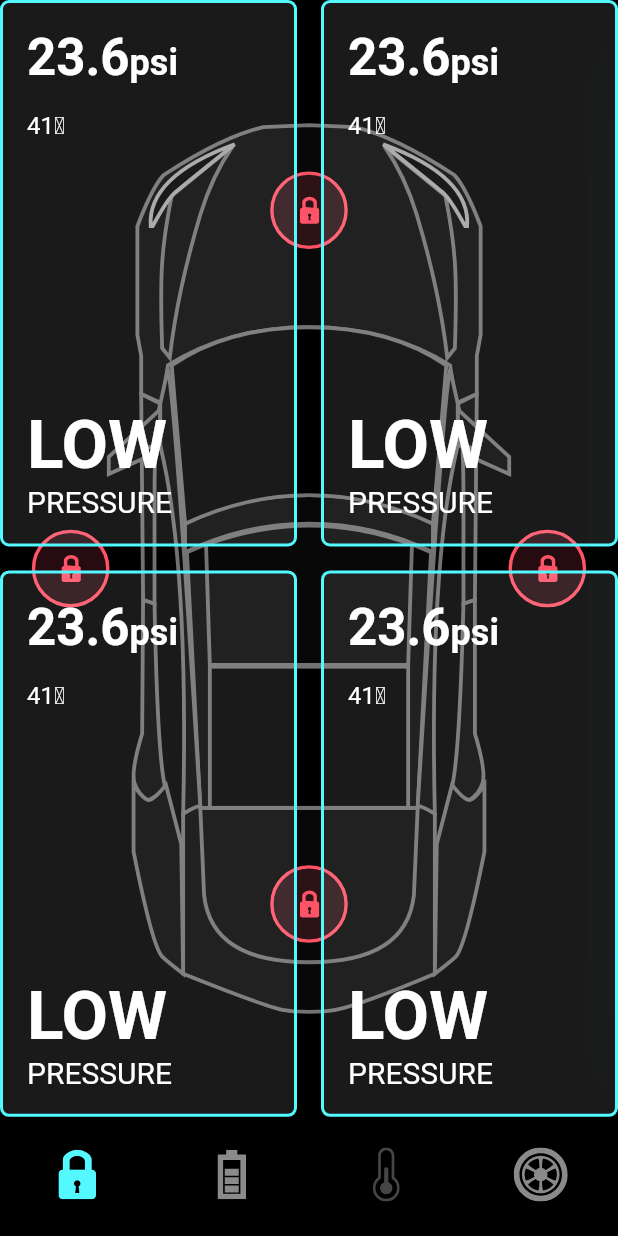
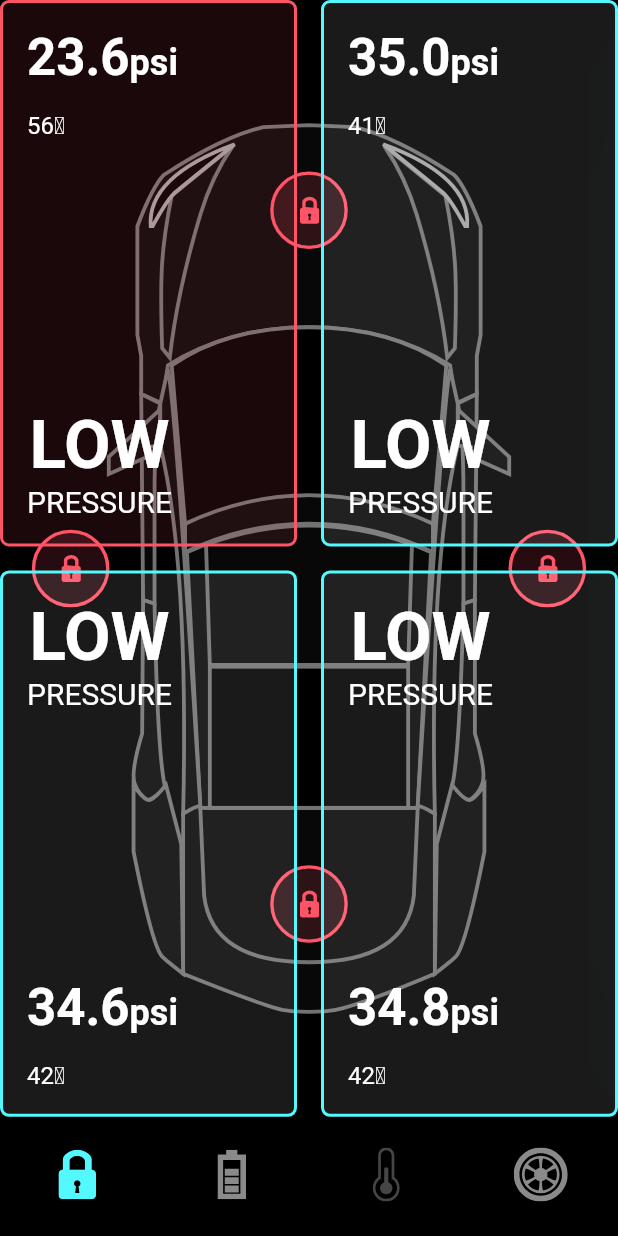
Before and after one commit to AdrianoEdu/Tesla-Animation-Flutter, a Flutter app: the screen it shows after launch, on a phone screen of 412 x 824 dp. Run offline on Flutter 3.47's test engine with Material 2 defaults, Android fonts, the phone set to English and light mode, and no system bars; our stand-ins replace flutter_svg.

Commit message:
Git commit
[ADD] Create tyre_psi_card.dart, Create initial structure of tyre psi card component.
[ADD] Create TyrePsi.dart, Create Model of TyrePsi.
[UPD] Update home_screen.dart, Implmests psi card.

```diff
--- /dev/null
+++ b/lib/model/TyrePsi.dart
@@ -0,0 +1,14 @@
+class TyrePsi {
+  late final double psi;
+  late final int temp;
+  late final bool isLowPressure;
+
+  TyrePsi({required this.psi, required this.temp, required this.isLowPressure});
+}
+
+final List<TyrePsi> demoPsiList = [
+  TyrePsi(psi: 23.6, temp: 56, isLowPressure: true),
+  TyrePsi(psi: 35.0, temp: 41, isLowPressure: false),
+  TyrePsi(psi: 34.6, temp: 42, isLowPressure: false),
+  TyrePsi(psi: 34.8, temp: 42, isLowPressure: false),
+];
--- a/lib/screens/home_screen.dart
+++ b/lib/screens/home_screen.dart
@@ -4,6 +4,7 @@ import 'package:teslacaranimation/components/shared/temp_details/temp_details.da
 import 'package:teslacaranimation/constanins.dart';
 import 'package:teslacaranimation/constants/Images.dart';
 import 'package:teslacaranimation/home_controller.dart';
+import 'package:teslacaranimation/model/TyrePsi.dart';
 
 import '../components/shared/battery_status/batteryStatus.dart';
 import '../components/shared/door_lock/door_lock.dart';
@@ -188,13 +189,18 @@ class _HomeScreenState extends State<HomeScreen> with TickerProviderStateMixin{
                     if (_controller.isShowTyre)...tyres(constraints),
                     GridView.builder(
                       itemCount: 4,
+                      physics: const NeverScrollableScrollPhysics(),
                       gridDelegate: SliverGridDelegateWithFixedCrossAxisCount(
                         crossAxisCount: 2,
                         mainAxisSpacing: defaultPadding,
                         crossAxisSpacing: defaultPadding,
                         childAspectRatio: constraints.maxWidth / constraints.maxHeight,
                       ),
-                      itemBuilder: (context, index) => TyrePsiCard(),
+                      itemBuilder: (context, index) => TyrePsiCard(
+                        isBottomTwoTyre:
+                        index > 1,
+                        tyrePsi: demoPsiList[index]
+                      ),
                       )
                   ],
                 );
@@ -209,28 +215,82 @@ class _HomeScreenState extends State<HomeScreen> with TickerProviderStateMixin{
 
 class TyrePsiCard extends StatelessWidget {
   const TyrePsiCard({
-    super.key,
-  });
+    Key? key,
+    required this.isBottomTwoTyre,
+    required this.tyrePsi,
+  }): super(key: key);
+
+  final bool isBottomTwoTyre;
+  final TyrePsi tyrePsi;
 
   @override
   Widget build(BuildContext context) {
     return Container(
       padding: const EdgeInsets.all(defaultPadding),
       decoration: BoxDecoration(
-        color: Colors.white10,
+        color: tyrePsi.isLowPressure ? redColor.withOpacity(0.1) : Colors.white10,
         border: Border.all(
-          color: primaryColor,
+          color: tyrePsi.isLowPressure ? redColor : primaryColor,
           width: 2,
         ),
         borderRadius: const BorderRadius.all(Radius.circular((6))),
 
       ),
-    child: Column(
+    child: isBottomTwoTyre
+    ? Column(
       crossAxisAlignment: CrossAxisAlignment.start,
       children: [
-        Text.rich(
+        lowPressureText(context),
+        const Spacer(),
+        psiText(context, psi: tyrePsi.psi.toString()),
+        const SizedBox(height: defaultPadding),
+        Text(
+          '${tyrePsi.temp}\u2103',
+          style: const TextStyle(fontSize:16 , color: Colors.white),
+        ),
+      ]
+    )
+    : Column(
+      crossAxisAlignment: CrossAxisAlignment.start,
+      children: [
+        psiText(context, psi: tyrePsi.psi.toString()),
+        const SizedBox(height: defaultPadding),
+        Text(
+          '${tyrePsi.temp}\u2103',
+          style: const TextStyle(fontSize:16 , color: Colors.white),
+        ),
+        const Spacer(),
+        lowPressureText(context),
+      ],
+    ),
+    );
+  }
+
+  Column lowPressureText(BuildContext context) {
+    return Column(
+      children: [
+        Text(
+            'LOW',
+            style: Theme.of(context)
+                .textTheme
+                .headline3!
+                .copyWith(
+                  color: Colors.white,
+                  fontWeight: FontWeight.w600
+                ),
+          ),
+          const Text(
+          'PRESSURE',
+          style: TextStyle(fontSize: 20, color: Colors.white),
+        )
+      ],
+    );
+  }
+
+  Text psiText(BuildContext context, {required String psi}) {
+    return Text.rich(
         TextSpan(
-            text: '23.6',
+          text: psi,
           style: Theme.of(context)
               .textTheme
               .headline4!
@@ -246,29 +306,6 @@ class TyrePsiCard extends StatelessWidget {
                 color: Colors.white,
               )
             ),
-            ],
-          ),
-        ),
-        const SizedBox(height: defaultPadding),
-        const Text(
-          '41\u2103',
-          style: TextStyle(fontSize:16 , color: Colors.white),
-        ),
-        const Spacer(),
-        Text(
-          'LOW',
-          style: Theme.of(context)
-              .textTheme
-              .headline3!
-              .copyWith(
-                color: Colors.white,
-                fontWeight: FontWeight.w600
-              ),
-        ),
-        const Text(
-          'PRESSURE',
-          style: TextStyle(fontSize: 20, color: Colors.white),
-        )
           ],
         ),
       );
```
Also changed, not shown: lib/components/shared/tyre_psi_card/tyre_psi_card.dart (added, +103 -0 lines). Lines whose indentation alone changed are shown as unchanged.
